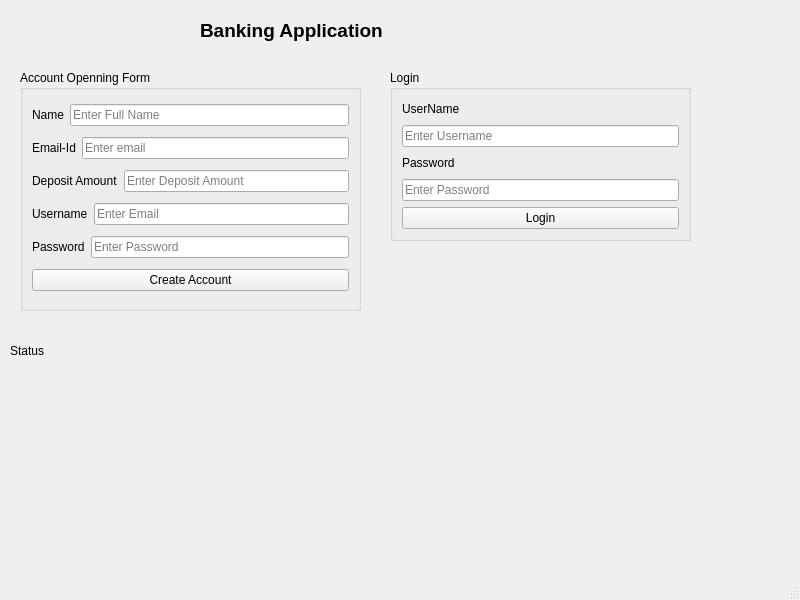
Old version of the form BankAppUsingSqlite/login.ui in the repository kunalgavhane12/QtAssignment.
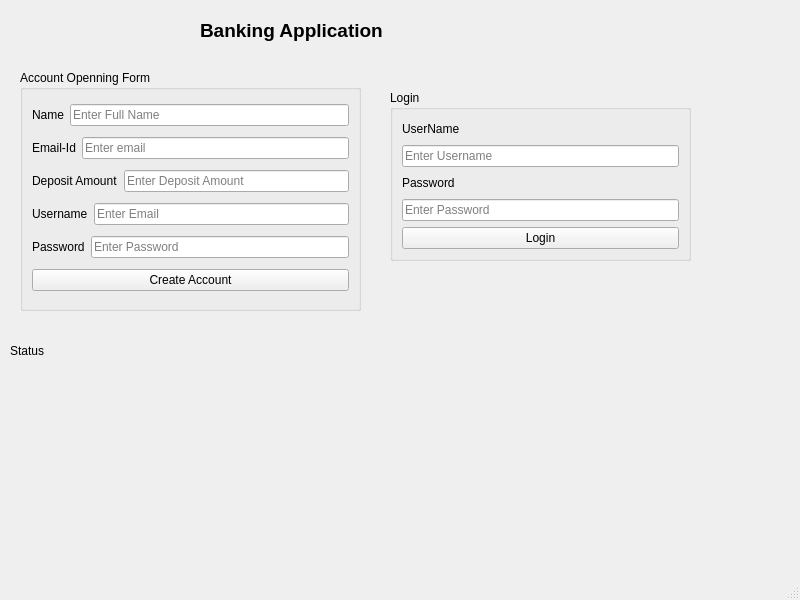
New version of the form.

```diff
--- a/BankAppUsingSqlite/login.ui
+++ b/BankAppUsingSqlite/login.ui
@@ -18,7 +18,7 @@
     <property name="geometry">
      <rect>
       <x>390</x>
-      <y>70</y>
+      <y>90</y>
       <width>301</width>
       <height>171</height>
      </rect>
```
